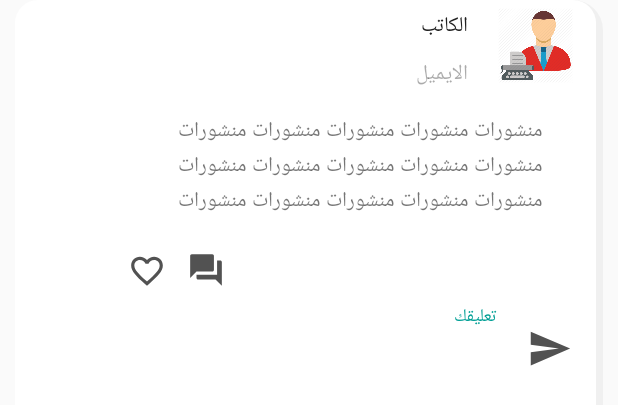
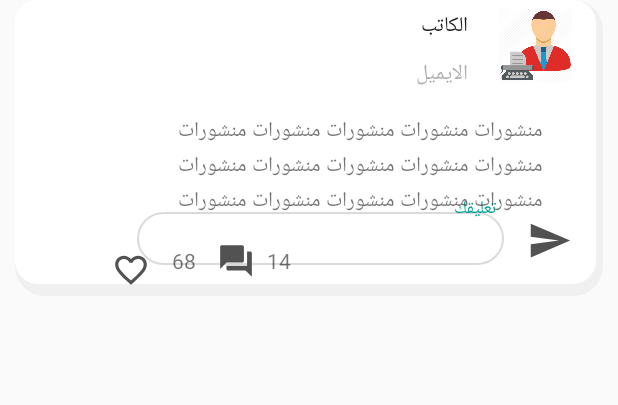
Before and after one commit to SeyfGoumeida/APPCoronaWatch, an Android app: the layout rv_home_article.xml on its own in the app's theme, with its tools: preview values and no code run, on a phone screen of 412 x 824 dp. Shown: the top 405 px of the screen. Run offline under Robolectric (Android 15) with nearby library versions, the phone set to English and light mode, and no system bars; plain views replace ReadMoreTextView; network calls fail.

Commit message:
[ADD] Articles Cards Design

```diff
--- a/app/src/main/res/drawable/rounded_frame.xml
+++ b/app/src/main/res/drawable/rounded_frame.xml
@@ -1,6 +1,6 @@
 <?xml version="1.0" encoding="utf-8"?>
 <shape xmlns:android="http://schemas.android.com/apk/res/android" android:shape="rectangle">
     <corners android:radius="18dp" android:color="#ffffffff"/>
-    <stroke android:width="1dp" android:color="#ffffffff"/>
+    <stroke android:width="1dp" android:color="#25000000"/>
 
 </shape>
--- a/app/src/main/res/layout/rv_home_article.xml
+++ b/app/src/main/res/layout/rv_home_article.xml
@@ -152,25 +152,25 @@
         android:background="@drawable/ic_favorite_border_black_24dp"
         app:layout_constraintBottom_toTopOf="@+id/comments_recyclerView"
         app:layout_constraintEnd_toStartOf="@+id/comment_button"
-        app:layout_constraintHorizontal_bias="0.434"
+        app:layout_constraintHorizontal_bias="0.0"
         app:layout_constraintStart_toStartOf="@+id/article_picture"
         app:layout_constraintTop_toBottomOf="@+id/article_picture"
-        app:layout_constraintVertical_bias="0.009" />
+        app:layout_constraintVertical_bias="0.0" />
 
     <Button
         android:id="@+id/comment_button"
         android:layout_width="25dp"
         android:layout_height="25dp"
         android:layout_marginTop="8dp"
-        android:layout_marginEnd="232dp"
-        android:layout_marginRight="232dp"
+        android:layout_marginEnd="212dp"
+        android:layout_marginRight="212dp"
         android:layout_marginBottom="4dp"
         android:layout_weight="1"
         android:background="@drawable/ic_forum_black_24dp"
         app:layout_constraintBottom_toTopOf="@+id/comments_recyclerView"
         app:layout_constraintEnd_toEndOf="@+id/article_picture"
         app:layout_constraintTop_toBottomOf="@+id/article_picture"
-        app:layout_constraintVertical_bias="0.047" />
+        app:layout_constraintVertical_bias="0.043" />
 
     <androidx.recyclerview.widget.RecyclerView
         android:id="@+id/comments_recyclerView"
@@ -185,5 +185,26 @@
 
     </androidx.recyclerview.widget.RecyclerView>
 
+    <TextView
+        android:id="@+id/comments_number_textview"
+        android:layout_width="wrap_content"
+        android:layout_height="wrap_content"
+        android:layout_marginStart="8dp"
+        android:layout_marginLeft="8dp"
+        android:text="14"
+        app:layout_constraintBottom_toBottomOf="@+id/comment_button"
+        app:layout_constraintStart_toEndOf="@+id/comment_button"
+        app:layout_constraintTop_toTopOf="@+id/comment_button" />
+
+    <TextView
+        android:id="@+id/likes_number_textview"
+        android:layout_width="wrap_content"
+        android:layout_height="wrap_content"
+        android:text="68"
+        app:layout_constraintBottom_toBottomOf="@+id/comment_button"
+        app:layout_constraintEnd_toStartOf="@+id/comment_button"
+        app:layout_constraintStart_toEndOf="@+id/like_button"
+        app:layout_constraintTop_toTopOf="@+id/comment_button" />
+
 
 </androidx.constraintlayout.widget.ConstraintLayout>
```
